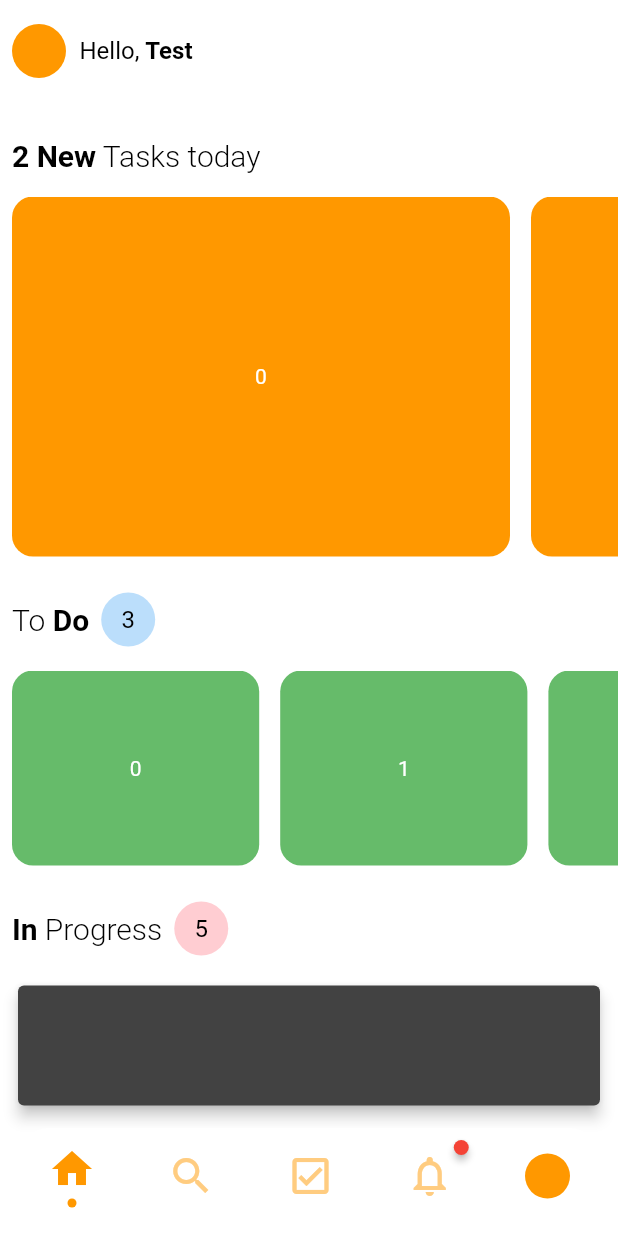
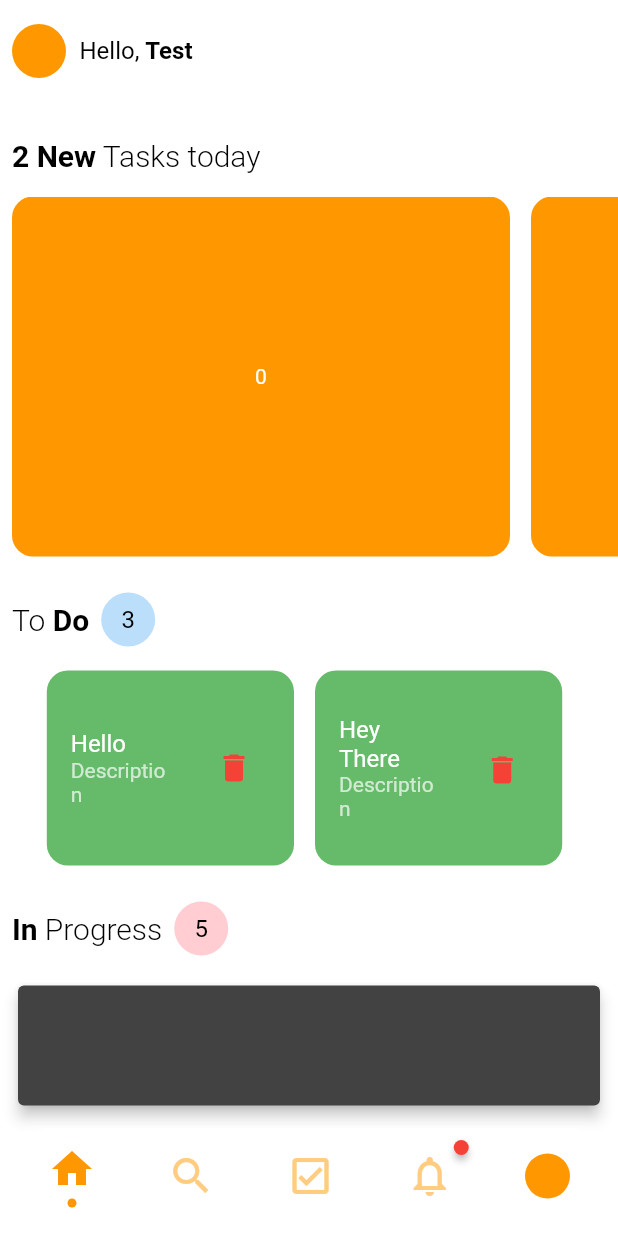
Before and after one commit to mario5sabr/Tugas_Mobile_JAMOB_Intern, a Flutter app: the HomeSC screen opened directly, on a phone screen of 412 x 824 dp. Run offline on Flutter 3.47's test engine with Material 2 defaults, Android fonts, the phone set to English and light mode, and no system bars; drawn by our look-alikes of badges; missing offline and left inert: dart:ffi.

Commit message:
Add files via upload

```diff
--- a/lib/src/home/homeSC.dart
+++ b/lib/src/home/homeSC.dart
@@ -1,3 +1,5 @@
+import 'dart:ffi';
+
 import 'package:flutter/material.dart';
 import 'package:badges/badges.dart';
 
@@ -9,6 +11,16 @@ class HomeSC extends StatefulWidget {
 }
 
 class _HomeSCState extends State<HomeSC> {
+  List todos = List.empty();
+  String title = "";
+  String description = "";
+
+  @override
+  void initState() {
+    super.initState();
+    todos = ["Hello", "Hey There"];
+  }
+
   @override
   Widget build(BuildContext context) {
     return Scaffold(
@@ -121,9 +133,10 @@ class _HomeSCState extends State<HomeSC> {
                       SizedBox(
                         height: 130,
                         child: ListView.builder(
+                            shrinkWrap: true,
                             scrollDirection: Axis.horizontal,
-                            itemCount: 10,
-                            itemBuilder: (context, index) {
+                            itemCount: todos.length,
+                            itemBuilder: (BuildContext context, int index) {
                               return Padding(
                                 padding: const EdgeInsets.only(right: 14),
                                 child: Container(
@@ -133,7 +146,19 @@ class _HomeSCState extends State<HomeSC> {
                                       color: Colors.green[400],
                                       borderRadius: BorderRadius.circular(14)),
                                   child: Center(
-                                    child: Text("$index"),
+                                    child: ListTile(
+                                      title: Text(todos[index]),
+                                      subtitle: Text("Description"),
+                                      trailing: IconButton(
+                                        icon: const Icon(Icons.delete),
+                                        color: Colors.red,
+                                        onPressed: () {
+                                          setState(() {
+                                            todos.removeAt(index);
+                                          });
+                                        },
+                                      ),
+                                    ),
                                   ),
                                 ),
                               );
```
